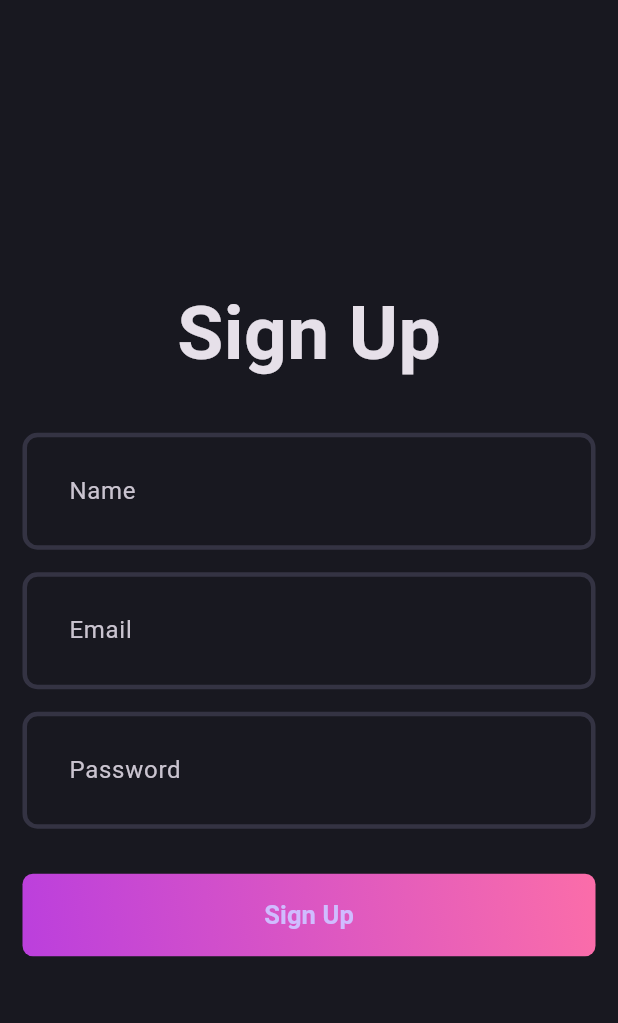
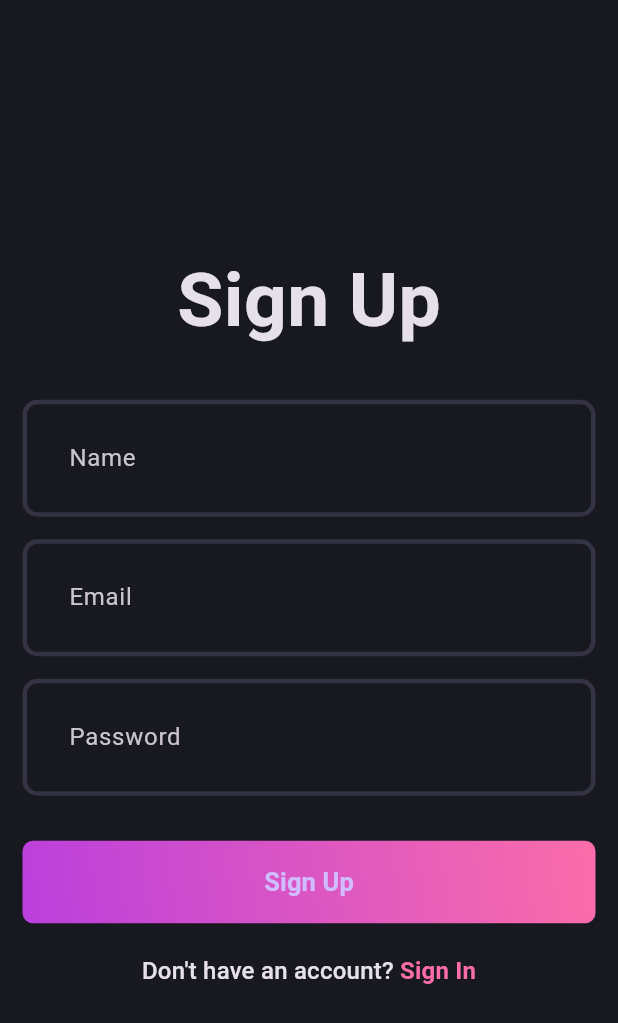
Before and after one commit to sandeepSharmaDev/blog_app_flutter, a Flutter app: the screen it shows after launch, on a phone screen of 412 x 824 dp. Shown: the top 1023 px of the screen. Run offline on Flutter 3.47's test engine with Material 3 defaults, Android fonts, the phone set to English and light mode, and no system bars.

Commit message:
auth widgets added

```diff
--- a/lib/features/auth/presentation/pages/signup_page.dart
+++ b/lib/features/auth/presentation/pages/signup_page.dart
@@ -1,6 +1,6 @@
+import 'package:blog_app/core/theme/app_pallete.dart';
 import 'package:blog_app/features/auth/presentation/widgets/auth.field.dart';
 import 'package:blog_app/features/auth/presentation/widgets/auth_gradient_button.dart';
-import 'package:flutter/cupertino.dart';
 import 'package:flutter/material.dart';
 
 class SignUpPage extends StatefulWidget {
@@ -13,33 +13,48 @@ class SignUpPage extends StatefulWidget {
 class _SignUpPageState extends State<SignUpPage> {
   @override
   Widget build(BuildContext context) {
-    return const Scaffold(
+    return Scaffold(
       body: Padding(
-        padding: EdgeInsets.all(15),
+        padding: const EdgeInsets.all(15),
         child: Column(
           mainAxisAlignment: MainAxisAlignment.center,
           children: [
-            Text(
+            const Text(
               'Sign Up',
               style: TextStyle(fontSize: 50, fontWeight: FontWeight.bold),
             ),
-            SizedBox(
+            const SizedBox(
               height: 30,
             ),
-            AuthField(hintText: 'Name'),
-            SizedBox(
+            const AuthField(hintText: 'Name'),
+            const SizedBox(
               height: 15,
             ),
-            AuthField(hintText: 'Email'),
-            SizedBox(
+            const AuthField(hintText: 'Email'),
+            const SizedBox(
               height: 15,
             ),
-            AuthField(hintText: 'Password'),
-            SizedBox(
+            const AuthField(hintText: 'Password'),
+            const SizedBox(
               height: 30,
             ),
-
-            AuthGradientButton()
+            const AuthGradientButton(),
+            const SizedBox(
+              height: 20,
+            ),
+            RichText(text: TextSpan(
+                text: 'Don\'t have an account? ',
+                style:Theme.of(context).textTheme.titleMedium,
+              children: [
+                TextSpan(
+                  text: 'Sign In',
+                  style:Theme.of(context).textTheme.titleMedium?.copyWith(
+                    color: AppPallete.gradient2,
+                    fontWeight: FontWeight.bold
+                  ),
+                )
+              ]
+            )),
           ],
         ),
       ),
--- a/lib/features/auth/presentation/widgets/auth_gradient_button.dart
+++ b/lib/features/auth/presentation/widgets/auth_gradient_button.dart
@@ -8,7 +8,7 @@ class AuthGradientButton extends StatelessWidget {
   Widget build(BuildContext context) {
     return Container(
       decoration: BoxDecoration(
-        gradient: LinearGradient(
+        gradient: const LinearGradient(
           colors: [
             AppPallete.gradient1,
             AppPallete.gradient2
@@ -20,15 +20,15 @@ class AuthGradientButton extends StatelessWidget {
       ),
       child: ElevatedButton(
         onPressed: () {},
-        child: Text("Sign Up",style: TextStyle(
-          fontWeight: FontWeight.w600,
-          fontSize: 17
-        ),),
         style: ElevatedButton.styleFrom(
             fixedSize: Size(395, 55),
           backgroundColor:AppPallete.transparentColor,
           shadowColor: AppPallete.transparentColor
         ),
+        child: const Text("Sign Up",style: TextStyle(
+          fontWeight: FontWeight.w600,
+          fontSize: 17
+        ),),
       ),
     );
   }
```
